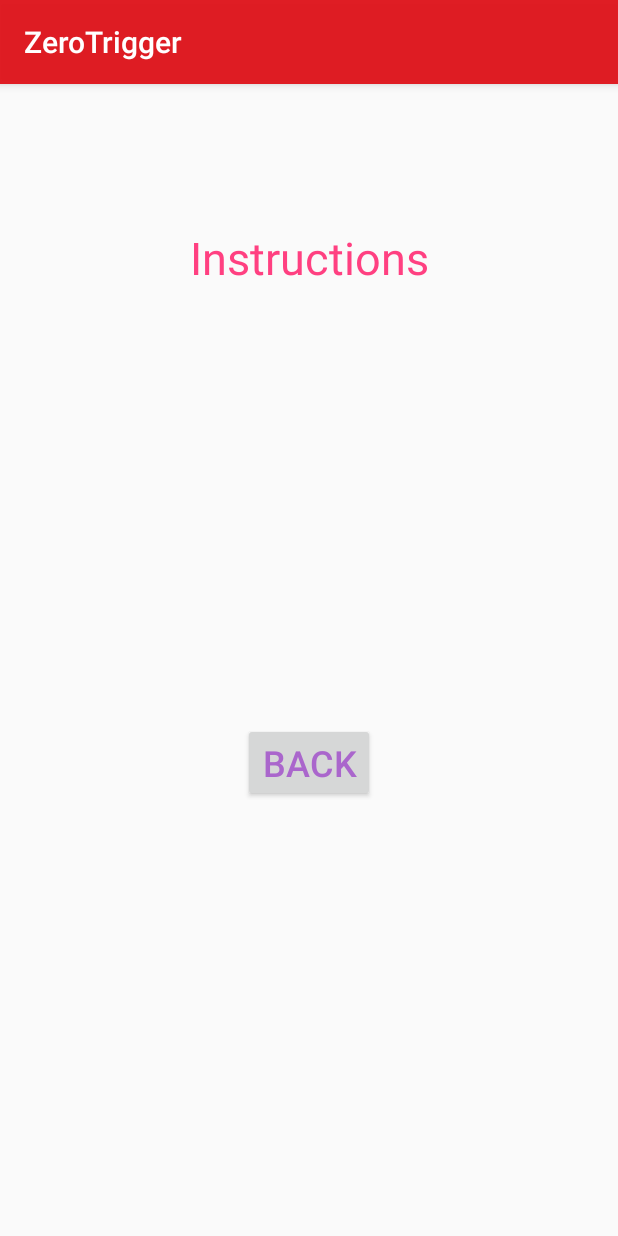
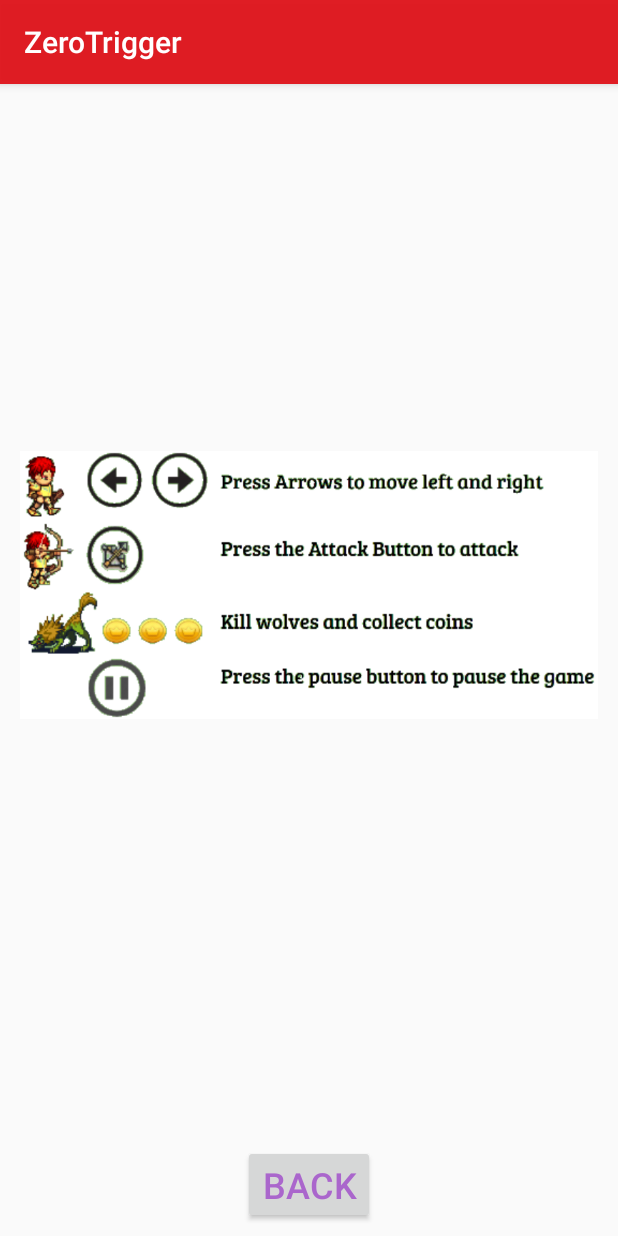
Before and after one commit to antoNanahJi/Android_SideScrolling_Game, an Android app: the InstructionActivity screen opened directly, with no data from a screen before it, on a phone screen of 412 x 824 dp. Run offline under Robolectric (Android 15) with nearby library versions, the phone set to English and light mode, and no system bars.

Commit message:
added Instruction Screen

```diff
--- a/ZeroTrigger/app/src/main/java/zerotrigger/game2011/georgebrown/ca/zerotrigger/Coin.java
+++ b/ZeroTrigger/app/src/main/java/zerotrigger/game2011/georgebrown/ca/zerotrigger/Coin.java
@@ -49,7 +49,8 @@ public class Coin implements GameObject {
     public boolean CollisionWithCoin(RectPlayer player)
     {
       if( Rect.intersects(coin,player.getRectangle())==true )
-      {   return true;
+      {
+          return true;
            }
         return false;
     }
--- a/ZeroTrigger/app/src/main/res/layout/activity_instruction.xml
+++ b/ZeroTrigger/app/src/main/res/layout/activity_instruction.xml
@@ -6,24 +6,6 @@
     android:layout_height="match_parent"
     tools:context="zerotrigger.game2011.georgebrown.ca.zerotrigger.InstructionActivity">
 
-    <TextView
-        android:id="@+id/textView3"
-        android:layout_width="wrap_content"
-        android:layout_height="wrap_content"
-        android:layout_marginBottom="8dp"
-        android:layout_marginEnd="8dp"
-        android:layout_marginStart="8dp"
-        android:layout_marginTop="8dp"
-        android:text="Instructions"
-        android:textColor="@color/colorAccent"
-        android:textSize="30sp"
-        app:layout_constraintBottom_toBottomOf="parent"
-        app:layout_constraintEnd_toEndOf="parent"
-        app:layout_constraintHorizontal_bias="0.502"
-        app:layout_constraintStart_toStartOf="parent"
-        app:layout_constraintTop_toTopOf="parent"
-        app:layout_constraintVertical_bias="0.123" />
-
     <Button
         android:id="@+id/BackBtn"
         android:layout_width="wrap_content"
@@ -31,12 +13,26 @@
         android:layout_marginBottom="8dp"
         android:layout_marginEnd="8dp"
         android:layout_marginStart="8dp"
-        android:layout_marginTop="8dp"
         android:text="Back"
         android:textColor="@android:color/holo_purple"
         android:textSize="24sp"
         app:layout_constraintBottom_toBottomOf="parent"
         app:layout_constraintEnd_toEndOf="parent"
         app:layout_constraintStart_toStartOf="parent"
-        app:layout_constraintTop_toBottomOf="@+id/textView3" />
+        app:layout_constraintTop_toBottomOf="@+id/imageView4" />
+
+    <ImageView
+        android:id="@+id/imageView4"
+        android:layout_width="0dp"
+        android:layout_height="0dp"
+        android:layout_marginBottom="135dp"
+        android:layout_marginEnd="13dp"
+        android:layout_marginStart="13dp"
+        android:layout_marginTop="96dp"
+        app:layout_constraintBottom_toTopOf="@+id/BackBtn"
+        app:layout_constraintEnd_toEndOf="parent"
+        app:layout_constraintStart_toStartOf="parent"
+        app:layout_constraintTop_toTopOf="parent"
+        app:srcCompat="@drawable/instruction_screen" />
+
 </android.support.constraint.ConstraintLayout>
```
Also changed, not shown: ZeroTrigger/app/src/main/res/drawable/instruction_screen.png (added).
